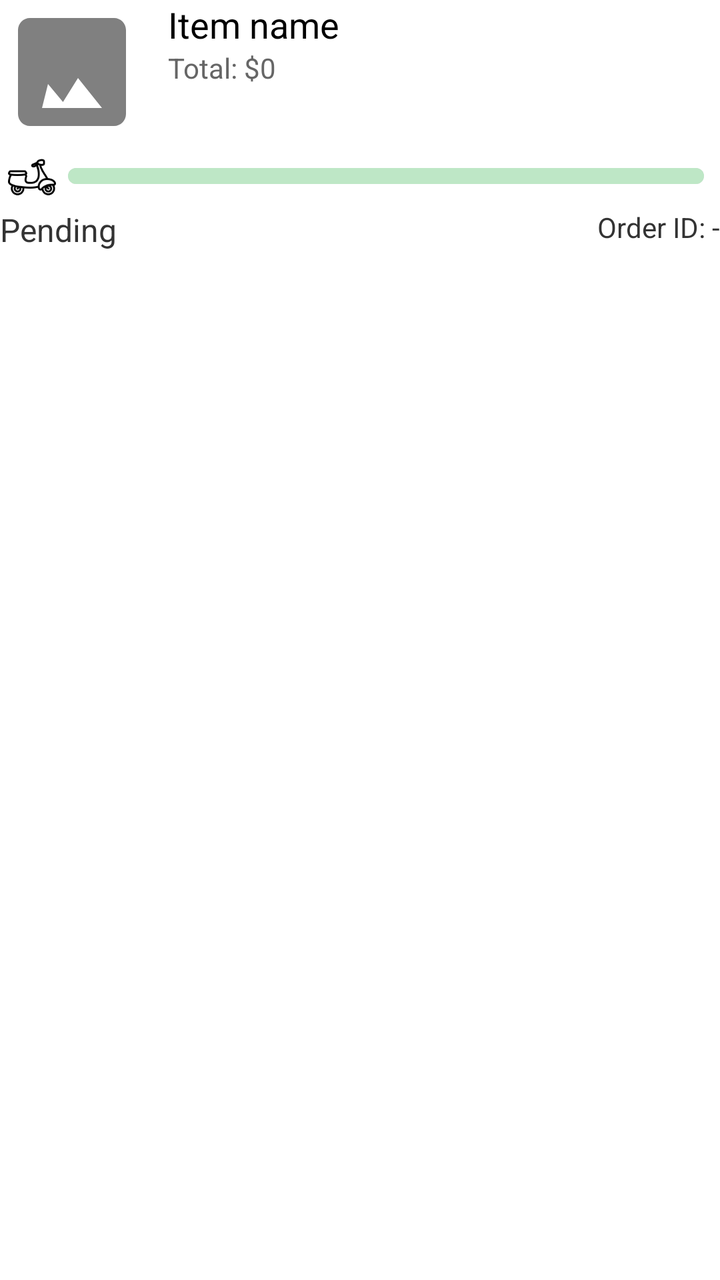
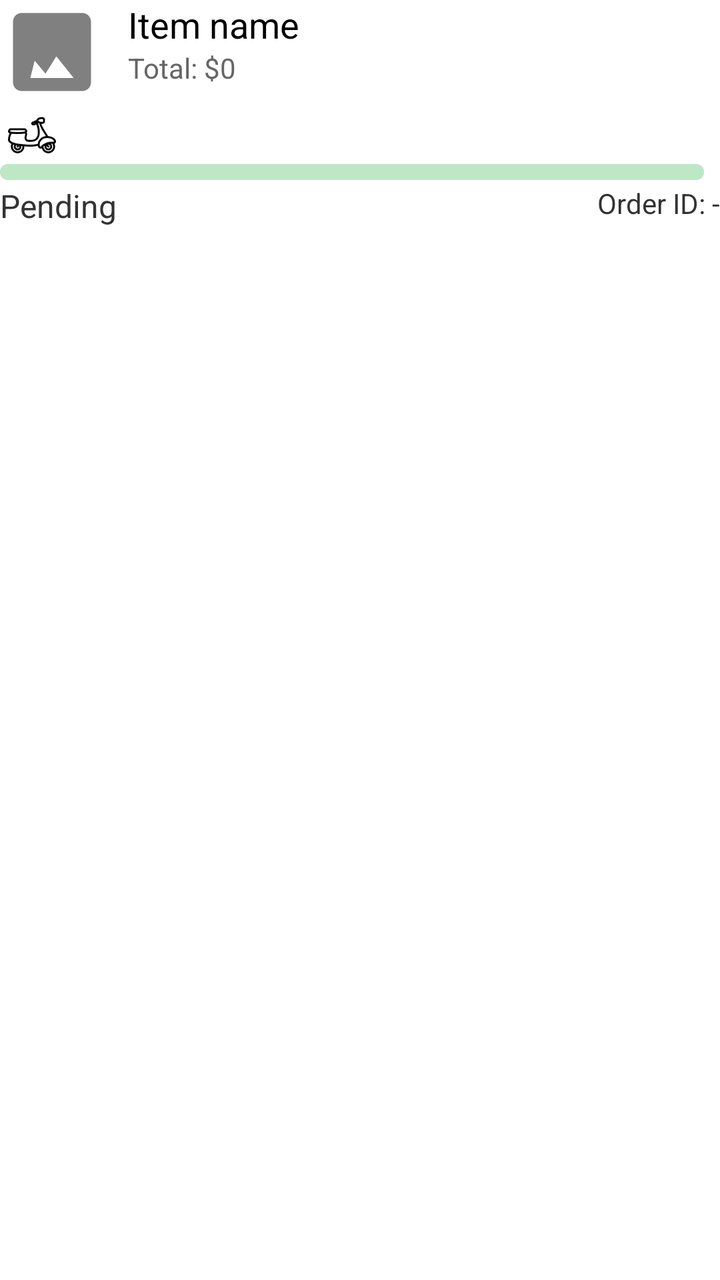

Compare the two renders of this Android layout. The source of the first and the diff that turns it into the second are given below.
<!-- AndroidManifest.xml: fallback theme Theme.MaterialComponents.DayNight.NoActionBar -->
<!-- res/layout/notification_live_activity.xml -->
<?xml version="1.0" encoding="utf-8"?>
<RelativeLayout xmlns:android="http://schemas.android.com/apk/res/android"
    android:id="@+id/root_card"
    android:layout_width="match_parent"
    android:layout_height="wrap_content"


    android:layout_margin="8dp">

    
    <ImageView
        android:id="@+id/ivItemImage"
        android:layout_width="72dp"
        android:layout_height="72dp"
        android:scaleType="centerCrop"
        android:src="@drawable/ic_placeholder_image"
        android:contentDescription="Item image"
        android:layout_alignParentStart="true"
        android:layout_marginEnd="12dp" />

    
    <LinearLayout
        android:id="@+id/text_group"
        android:layout_toEndOf="@id/ivItemImage"
        android:layout_alignTop="@id/ivItemImage"
        android:layout_width="match_parent"
        android:layout_height="wrap_content"
        android:orientation="vertical">

        <TextView
            android:id="@+id/tvItemName"
            android:layout_width="match_parent"
            android:layout_height="wrap_content"
            android:text="Item name"
            android:textSize="18sp"
            android:textColor="#000000"
            android:maxLines="1"
            android:ellipsize="end" />

        <TextView
            android:id="@+id/tvTotalAmount"
            android:layout_width="match_parent"
            android:layout_height="wrap_content"
            android:text="Total: $0"
            android:textSize="14sp"
            android:textColor="#666666"
            android:maxLines="1"
            android:ellipsize="end" />
    </LinearLayout>

    
    <ImageView
        android:id="@+id/ivDriver"
        android:layout_width="24dp"
        android:layout_height="24dp"
        android:src="@drawable/moped"
        android:contentDescription="Driver"
        android:layout_below="@id/ivItemImage"
        android:layout_marginTop="12dp"
        android:layout_marginStart="4dp"
        android:translationX="0dp"
        android:translationY="-7dp"
        />

    <ProgressBar
        android:id="@+id/progressBar"
        style="?android:attr/progressBarStyleHorizontal"
        android:layout_width="match_parent"
        android:layout_height="8dp"
        android:layout_toEndOf="@id/ivDriver"
        android:layout_alignTop="@id/ivDriver"
        android:layout_marginStart="6dp"
        android:layout_marginEnd="8dp"
        android:max="100"
        android:progress="0"
        android:progressDrawable="@drawable/progress_bar_custom"
        android:indeterminate="false" />

    
    <TextView
        android:id="@+id/tvOrderStatus"
        android:layout_below="@id/progressBar"
        android:layout_alignParentStart="true"
        android:layout_marginTop="12dp"
        android:text="Pending"
        android:textSize="16sp"
        android:textColor="#333333"  android:layout_height="wrap_content" android:layout_width="wrap_content"/>

    <TextView
        android:id="@+id/tvOrderId"
        android:layout_alignParentEnd="true"
        android:layout_below="@id/progressBar"
        android:layout_marginTop="12dp"
        android:text="Order ID: -"
        android:textSize="14sp"
        android:textColor="#333333" android:layout_height="wrap_content" android:layout_width="wrap_content"/>
</RelativeLayout>
<!-- resources referenced by this layout -->
<resources>
  <!-- drawable ic_placeholder_image (drawable) -->
  <vector xmlns:android="http://schemas.android.com/apk/res/android"
      android:width="48dp"
      android:height="48dp"
      android:viewportWidth="24"
      android:viewportHeight="24">
      <path android:fillColor="#808080" android:pathData="M21,19V5c0,-1.1 -0.9,-2 -2,-2H5c-1.1,0 -2,0.9 -2,2v14c0,1.1 0.9,2 2,2h14c1.1,0 2,-0.9 2,-2zM8,14l2.5,3.01L13,13l4,5H7l1,-4z"/>
  </vector>
  <!-- drawable moped: png bitmap (drawable, 2683 bytes) -->
  <!-- drawable progress_bar_custom (drawable) -->
  <?xml version="1.0" encoding="utf-8"?>
  <layer-list xmlns:android="http://schemas.android.com/apk/res/android">
      <item android:id="@android:id/background">
          <shape>
              <size android:height="8dp" />
              <solid android:color="#E0E0E0"/>
              <corners android:radius="8dp"/>
          </shape>
      </item>
      <item android:id="@android:id/secondaryProgress">
          <shape>
              <size android:height="8dp" />
              <solid android:color="#BEE7C6"/>
              <corners android:radius="8dp"/>
          </shape>
      </item>
      <item android:id="@android:id/progress">
          <clip>
              <shape>
                  <size android:height="8dp" />
                  <gradient
                      android:startColor="#4CAF50"
                      android:centerColor="#3CB371"
                      android:endColor="#2E8B57"
                      android:angle="0"/>
                  <corners android:radius="8dp"/>
              </shape>
          </clip>
      </item>
  </layer-list>
</resources>

<!-- the commit's change to res/layout/notification_live_activity.xml (unified diff, before → after) -->
@@ -10,13 +10,14 @@
     
     <ImageView
         android:id="@+id/ivItemImage"
-        android:layout_width="72dp"
-        android:layout_height="72dp"
+        android:layout_width="52dp"
+        android:layout_height="52dp"
         android:scaleType="centerCrop"
         android:src="@drawable/ic_placeholder_image"
         android:contentDescription="Item image"
         android:layout_alignParentStart="true"
-        android:layout_marginEnd="12dp" />
+        android:layout_marginEnd="12dp"
+        />
 
     
     <LinearLayout
@@ -55,11 +56,9 @@
         android:layout_height="24dp"
         android:src="@drawable/moped"
         android:contentDescription="Driver"
-        android:layout_below="@id/ivItemImage"
-        android:layout_marginTop="12dp"
+        android:layout_alignBottom="@id/progressBar"
+        android:translationY="-10dp"
         android:layout_marginStart="4dp"
-        android:translationX="0dp"
-        android:translationY="-7dp"
         />
 
     <ProgressBar
@@ -67,21 +66,24 @@
         style="?android:attr/progressBarStyleHorizontal"
         android:layout_width="match_parent"
         android:layout_height="8dp"
-        android:layout_toEndOf="@id/ivDriver"
-        android:layout_alignTop="@id/ivDriver"
-        android:layout_marginStart="6dp"
+        android:layout_alignParentStart="true"
+        android:layout_alignParentEnd="true"
+        android:layout_below="@id/ivItemImage"
+        android:layout_marginTop="30dp"
         android:layout_marginEnd="8dp"
         android:max="100"
         android:progress="0"
         android:progressDrawable="@drawable/progress_bar_custom"
-        android:indeterminate="false" />
+        android:indeterminate="false"
+
+        />
 
     
     <TextView
         android:id="@+id/tvOrderStatus"
         android:layout_below="@id/progressBar"
         android:layout_alignParentStart="true"
-        android:layout_marginTop="12dp"
+        android:layout_marginTop="2dp"
         android:text="Pending"
         android:textSize="16sp"
         android:textColor="#333333"  android:layout_height="wrap_content" android:layout_width="wrap_content"/>
@@ -90,7 +92,7 @@
         android:id="@+id/tvOrderId"
         android:layout_alignParentEnd="true"
         android:layout_below="@id/progressBar"
-        android:layout_marginTop="12dp"
+        android:layout_marginTop="2dp"
         android:text="Order ID: -"
         android:textSize="14sp"
         android:textColor="#333333" android:layout_height="wrap_content" android:layout_width="wrap_content"/>
